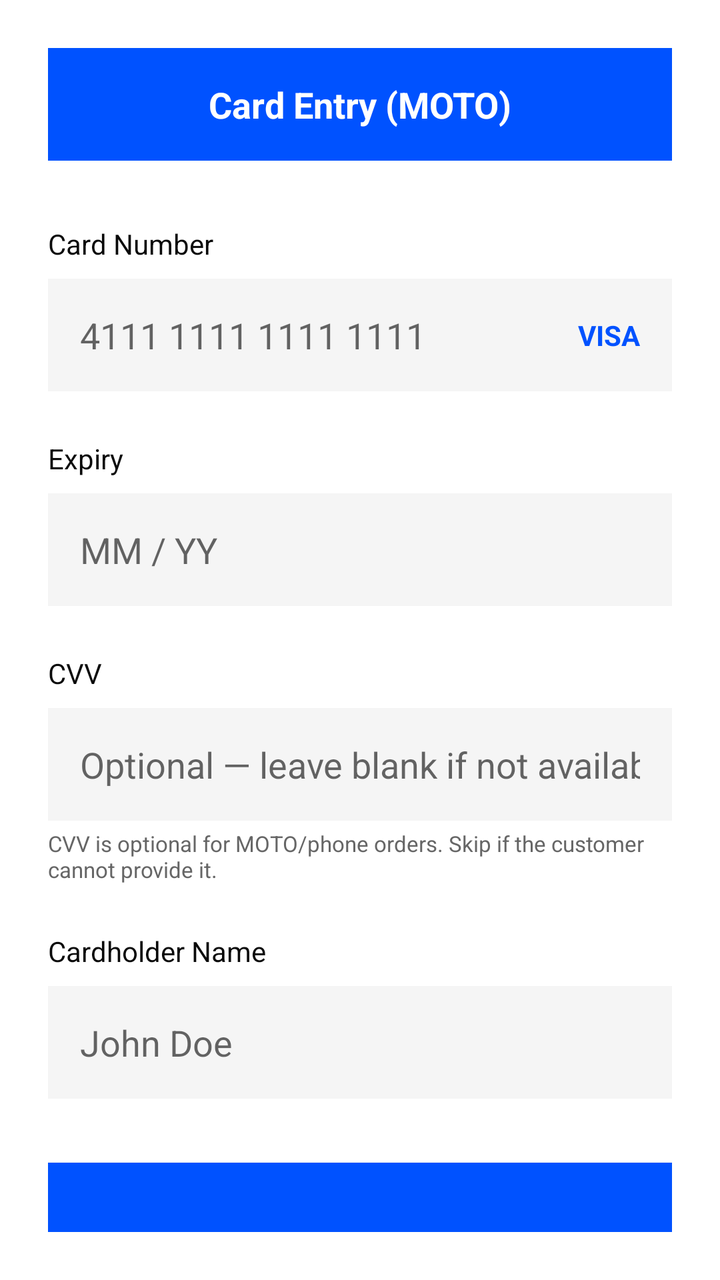
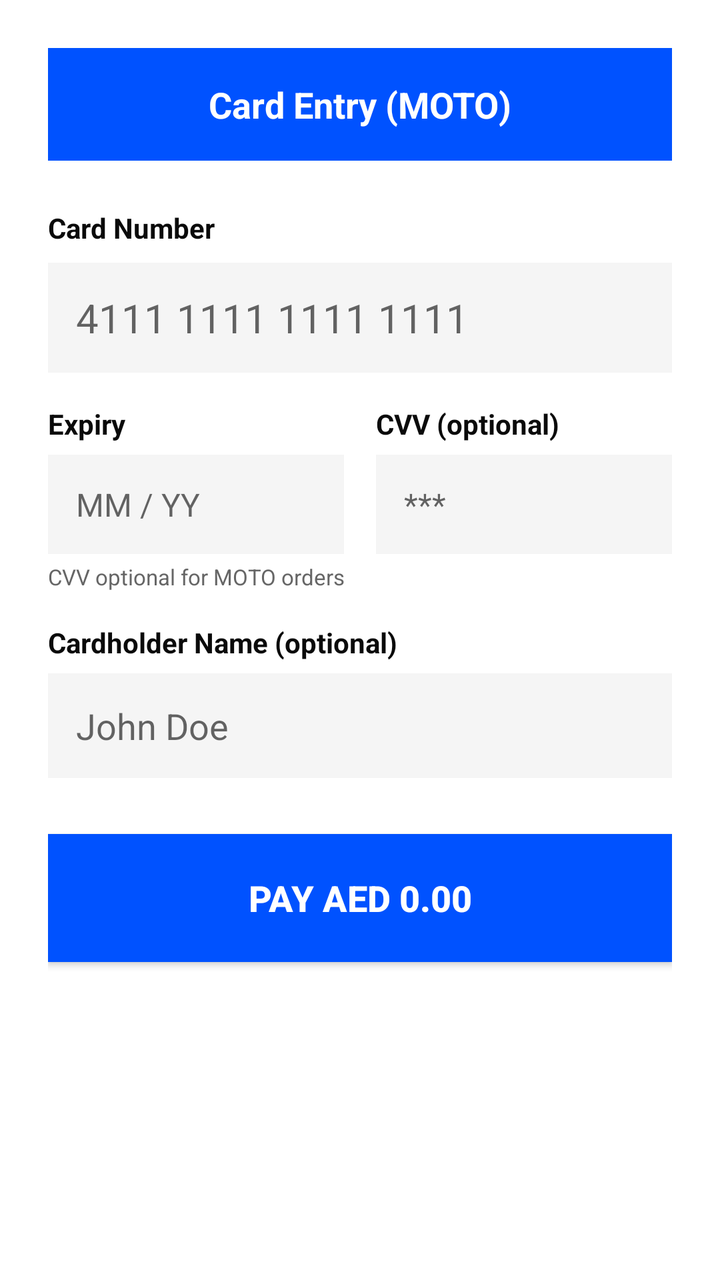

Two renders of the same Android screen: before a commit and after it. Below are the layout's source before the change and the commit's diff.
<!-- AndroidManifest.xml: activity theme Theme.PrimeStackTapToPay -->
<!-- res/layout/activity_moto.xml -->
<?xml version="1.0" encoding="utf-8"?>
<LinearLayout xmlns:android="http://schemas.android.com/apk/res/android"
    android:layout_width="match_parent"
    android:layout_height="match_parent"
    android:background="@color/white"
    android:orientation="vertical"
    android:padding="24dp">

    <TextView
        android:layout_width="match_parent"
        android:layout_height="wrap_content"
        android:background="@color/primestack_primary"
        android:text="Card Entry (MOTO)"
        android:textColor="@color/white"
        android:textSize="18sp"
        android:textStyle="bold"
        android:padding="16dp"
        android:gravity="center" />

    <TextView
        android:layout_width="wrap_content"
        android:layout_height="wrap_content"
        android:text="Card Number"
        android:textColor="@color/primestack_secondary"
        android:textSize="14sp"
        android:layout_marginTop="32dp" />

    <LinearLayout
        android:layout_width="match_parent"
        android:layout_height="wrap_content"
        android:orientation="horizontal"
        android:gravity="center_vertical"
        android:background="@color/primestack_light_gray"
        android:padding="16dp"
        android:layout_marginTop="8dp">
        <EditText
            android:id="@+id/panInput"
            android:layout_width="0dp"
            android:layout_height="wrap_content"
            android:layout_weight="1"
            android:hint="4111 1111 1111 1111"
            android:inputType="phone"
            android:background="@null"
            android:textSize="18sp"
            android:maxLength="19" />
        <TextView
            android:id="@+id/tvCardBrand"
            android:layout_width="wrap_content"
            android:layout_height="wrap_content"
            android:text="VISA"
            android:textColor="@color/primestack_primary"
            android:textStyle="bold" />
    </LinearLayout>

    <TextView
        android:layout_width="wrap_content"
        android:layout_height="wrap_content"
        android:text="Expiry"
        android:textColor="@color/primestack_secondary"
        android:textSize="14sp"
        android:layout_marginTop="24dp" />

    <EditText
        android:id="@+id/expInput"
        android:layout_width="match_parent"
        android:layout_height="wrap_content"
        android:hint="MM / YY"
        android:inputType="phone"
        android:padding="16dp"
        android:background="@color/primestack_light_gray"
        android:layout_marginTop="8dp"
        android:maxLength="7" />

    <TextView
        android:layout_width="wrap_content"
        android:layout_height="wrap_content"
        android:text="CVV"
        android:textColor="@color/primestack_secondary"
        android:textSize="14sp"
        android:layout_marginTop="24dp" />

    <EditText
        android:id="@+id/cvvInput"
        android:layout_width="match_parent"
        android:layout_height="wrap_content"
        android:hint="Optional — leave blank if not available"
        android:inputType="numberPassword"
        android:padding="16dp"
        android:background="@color/primestack_light_gray"
        android:layout_marginTop="8dp" />

    <TextView
        android:layout_width="wrap_content"
        android:layout_height="wrap_content"
        android:text="CVV is optional for MOTO/phone orders. Skip if the customer cannot provide it."
        android:textColor="@color/primestack_gray"
        android:textSize="11sp"
        android:layout_marginTop="4dp" />

    <TextView
        android:layout_width="wrap_content"
        android:layout_height="wrap_content"
        android:text="Cardholder Name"
        android:textColor="@color/primestack_secondary"
        android:textSize="14sp"
        android:layout_marginTop="24dp" />

    <EditText
        android:id="@+id/nameInput"
        android:layout_width="match_parent"
        android:layout_height="wrap_content"
        android:hint="John Doe"
        android:inputType="textPersonName"
        android:padding="16dp"
        android:background="@color/primestack_light_gray"
        android:layout_marginTop="8dp" />

    <Button
        android:id="@+id/btnMotoPay"
        android:layout_width="match_parent"
        android:layout_height="wrap_content"
        android:text="Pay AED 0.00"
        android:textSize="18sp"
        android:textStyle="bold"
        android:padding="16dp"
        android:background="@color/primestack_primary"
        android:textColor="@color/white"
        android:layout_marginTop="32dp" />

</LinearLayout>
<!-- resources referenced by this layout -->
<resources>
  <color name="primestack_gray">#666666</color>
  <color name="primestack_light_gray">#F5F5F5</color>
  <color name="primestack_primary">#0052FF</color>
  <color name="primestack_secondary">#0A0A0A</color>
  <color name="white">#FFFFFFFF</color>
  <style name="Theme.PrimeStackTapToPay" parent="Theme.MaterialComponents.DayNight.DarkActionBar">
          
          <item name="colorPrimary">@color/purple_500</item>
          <item name="colorPrimaryVariant">@color/purple_700</item>
          <item name="colorOnPrimary">@color/white</item>
          
          <item name="colorSecondary">@color/teal_200</item>
          <item name="colorSecondaryVariant">@color/teal_700</item>
          <item name="colorOnSecondary">@color/black</item>
          
          <item name="android:statusBarColor">?attr/colorPrimaryVariant</item>
          
      </style>
  <color name="purple_500">#0052FF</color>
  <color name="purple_700">#0039B3</color>
  <color name="teal_200">#00D1FF</color>
  <color name="teal_700">#0099CC</color>
  <color name="black">#FF000000</color>
</resources>

<!-- the commit's change to res/layout/activity_moto.xml (unified diff, before → after) -->
@@ -1,130 +1,162 @@
 <?xml version="1.0" encoding="utf-8"?>
-<LinearLayout xmlns:android="http://schemas.android.com/apk/res/android"
+<ScrollView xmlns:android="http://schemas.android.com/apk/res/android"
     android:layout_width="match_parent"
     android:layout_height="match_parent"
-    android:background="@color/white"
-    android:orientation="vertical"
-    android:padding="24dp">
-
-    <TextView
-        android:layout_width="match_parent"
-        android:layout_height="wrap_content"
-        android:background="@color/primestack_primary"
-        android:text="Card Entry (MOTO)"
-        android:textColor="@color/white"
-        android:textSize="18sp"
-        android:textStyle="bold"
-        android:padding="16dp"
-        android:gravity="center" />
-
-    <TextView
-        android:layout_width="wrap_content"
-        android:layout_height="wrap_content"
-        android:text="Card Number"
-        android:textColor="@color/primestack_secondary"
-        android:textSize="14sp"
-        android:layout_marginTop="32dp" />
+    android:background="@color/white">
 
     <LinearLayout
         android:layout_width="match_parent"
         android:layout_height="wrap_content"
-        android:orientation="horizontal"
-        android:gravity="center_vertical"
-        android:background="@color/primestack_light_gray"
-        android:padding="16dp"
-        android:layout_marginTop="8dp">
-        <EditText
-            android:id="@+id/panInput"
-            android:layout_width="0dp"
+        android:orientation="vertical"
+        android:padding="24dp">
+
+        <TextView
+            android:layout_width="match_parent"
             android:layout_height="wrap_content"
-            android:layout_weight="1"
-            android:hint="4111 1111 1111 1111"
-            android:inputType="phone"
-            android:background="@null"
+            android:background="@color/primestack_primary"
+            android:text="Card Entry (MOTO)"
+            android:textColor="@color/white"
             android:textSize="18sp"
-            android:maxLength="19" />
+            android:textStyle="bold"
+            android:padding="16dp"
+            android:gravity="center" />
+
         <TextView
-            android:id="@+id/tvCardBrand"
             android:layout_width="wrap_content"
             android:layout_height="wrap_content"
-            android:text="VISA"
-            android:textColor="@color/primestack_primary"
-            android:textStyle="bold" />
+            android:text="Card Number"
+            android:textColor="@color/primestack_secondary"
+            android:textSize="14sp"
+            android:textStyle="bold"
+            android:layout_marginTop="24dp" />
+
+        <LinearLayout
+            android:layout_width="match_parent"
+            android:layout_height="wrap_content"
+            android:orientation="horizontal"
+            android:gravity="center_vertical"
+            android:background="@color/primestack_light_gray"
+            android:padding="14dp"
+            android:layout_marginTop="8dp">
+            <EditText
+                android:id="@+id/panInput"
+                android:layout_width="0dp"
+                android:layout_height="wrap_content"
+                android:layout_weight="1"
+                android:hint="4111 1111 1111 1111"
+                android:inputType="phone"
+                android:background="@null"
+                android:textSize="20sp"
+                android:maxLength="19" />
+            <TextView
+                android:id="@+id/tvCardBrand"
+                android:layout_width="wrap_content"
+                android:layout_height="wrap_content"
+                android:text=""
+                android:textColor="@color/primestack_primary"
+                android:textStyle="bold"
+                android:textSize="14sp" />
+        </LinearLayout>
+
+        
+        <LinearLayout
+            android:layout_width="match_parent"
+            android:layout_height="wrap_content"
+            android:orientation="horizontal"
+            android:layout_marginTop="16dp">
+
+            <LinearLayout
+                android:layout_width="0dp"
+                android:layout_height="wrap_content"
+                android:layout_weight="1"
+                android:orientation="vertical"
+                android:layout_marginEnd="8dp">
+                <TextView
+                    android:layout_width="wrap_content"
+                    android:layout_height="wrap_content"
+                    android:text="Expiry"
+                    android:textColor="@color/primestack_secondary"
+                    android:textSize="14sp"
+                    android:textStyle="bold" />
+                <EditText
+                    android:id="@+id/expInput"
+                    android:layout_width="match_parent"
+                    android:layout_height="wrap_content"
+                    android:hint="MM / YY"
+                    android:inputType="phone"
+                    android:padding="14dp"
+                    android:background="@color/primestack_light_gray"
+                    android:layout_marginTop="6dp"
+                    android:textSize="16sp"
+                    android:maxLength="7" />
+            </LinearLayout>
+
+            <LinearLayout
+                android:layout_width="0dp"
+                android:layout_height="wrap_content"
+                android:layout_weight="1"
+                android:orientation="vertical"
+                android:layout_marginStart="8dp">
+                <TextView
+                    android:layout_width="wrap_content"
+                    android:layout_height="wrap_content"
+                    android:text="CVV (optional)"
+                    android:textColor="@color/primestack_secondary"
+                    android:textSize="14sp"
+                    android:textStyle="bold" />
+                <EditText
+                    android:id="@+id/cvvInput"
+                    android:layout_width="match_parent"
+                    android:layout_height="wrap_content"
+                    android:hint="***"
+                    android:inputType="numberPassword"
+                    android:padding="14dp"
+                    android:background="@color/primestack_light_gray"
+                    android:layout_marginTop="6dp"
+                    android:textSize="16sp"
+                    android:maxLength="4" />
+            </LinearLayout>
+        </LinearLayout>
+
+        <TextView
+            android:layout_width="wrap_content"
+            android:layout_height="wrap_content"
+            android:text="CVV optional for MOTO orders"
+            android:textColor="@color/primestack_gray"
+            android:textSize="11sp"
+            android:layout_marginTop="4dp" />
+
+        <TextView
+            android:layout_width="wrap_content"
+            android:layout_height="wrap_content"
+            android:text="Cardholder Name (optional)"
+            android:textColor="@color/primestack_secondary"
+            android:textSize="14sp"
+            android:textStyle="bold"
+            android:layout_marginTop="16dp" />
+
+        <EditText
+            android:id="@+id/nameInput"
+            android:layout_width="match_parent"
+            android:layout_height="wrap_content"
+            android:hint="John Doe"
+            android:inputType="textPersonName"
+            android:padding="14dp"
+            android:background="@color/primestack_light_gray"
+            android:layout_marginTop="6dp" />
+
+        <Button
+            android:id="@+id/btnMotoPay"
+            android:layout_width="match_parent"
+            android:layout_height="64dp"
+            android:text="Pay AED 0.00"
+            android:textSize="18sp"
+            android:textStyle="bold"
+            android:padding="16dp"
+            android:background="@color/primestack_primary"
+            android:textColor="@color/white"
+            android:layout_marginTop="28dp"
+            android:layout_marginBottom="16dp" />
+
     </LinearLayout>
-
-    <TextView
-        android:layout_width="wrap_content"
-        android:layout_height="wrap_content"
-        android:text="Expiry"
-        android:textColor="@color/primestack_secondary"
-        android:textSize="14sp"
-        android:layout_marginTop="24dp" />
-
-    <EditText
-        android:id="@+id/expInput"
-        android:layout_width="match_parent"
-        android:layout_height="wrap_content"
-        android:hint="MM / YY"
-        android:inputType="phone"
-        android:padding="16dp"
-        android:background="@color/primestack_light_gray"
-        android:layout_marginTop="8dp"
-        android:maxLength="7" />
-
-    <TextView
-        android:layout_width="wrap_content"
-        android:layout_height="wrap_content"
-        android:text="CVV"
-        android:textColor="@color/primestack_secondary"
-        android:textSize="14sp"
-        android:layout_marginTop="24dp" />
-
-    <EditText
-        android:id="@+id/cvvInput"
-        android:layout_width="match_parent"
-        android:layout_height="wrap_content"
-        android:hint="Optional — leave blank if not available"
-        android:inputType="numberPassword"
-        android:padding="16dp"
-        android:background="@color/primestack_light_gray"
-        android:layout_marginTop="8dp" />
-
-    <TextView
-        android:layout_width="wrap_content"
-        android:layout_height="wrap_content"
-        android:text="CVV is optional for MOTO/phone orders. Skip if the customer cannot provide it."
-        android:textColor="@color/primestack_gray"
-        android:textSize="11sp"
-        android:layout_marginTop="4dp" />
-
-    <TextView
-        android:layout_width="wrap_content"
-        android:layout_height="wrap_content"
-        android:text="Cardholder Name"
-        android:textColor="@color/primestack_secondary"
-        android:textSize="14sp"
-        android:layout_marginTop="24dp" />
-
-    <EditText
-        android:id="@+id/nameInput"
-        android:layout_width="match_parent"
-        android:layout_height="wrap_content"
-        android:hint="John Doe"
-        android:inputType="textPersonName"
-        android:padding="16dp"
-        android:background="@color/primestack_light_gray"
-        android:layout_marginTop="8dp" />
-
-    <Button
-        android:id="@+id/btnMotoPay"
-        android:layout_width="match_parent"
-        android:layout_height="wrap_content"
-        android:text="Pay AED 0.00"
-        android:textSize="18sp"
-        android:textStyle="bold"
-        android:padding="16dp"
-        android:background="@color/primestack_primary"
-        android:textColor="@color/white"
-        android:layout_marginTop="32dp" />
-
-</LinearLayout>
+</ScrollView>
